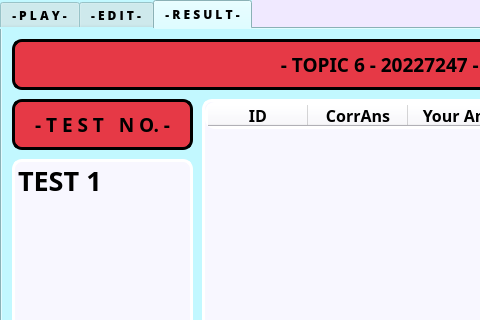
Before: the Qt Designer form form.ui in hoangnamgithub/topic6_QuizzApp_main, drawn with Qt 5; both pictures show x 0 to 480 and y 0 to 320 of the 989 by 682 pixel window.
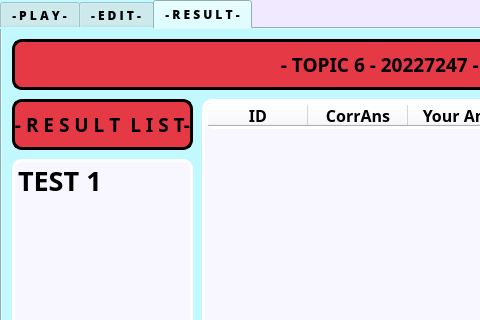
After: the same form once the commit is applied.

```diff
--- a/form.ui
+++ b/form.ui
@@ -2075,7 +2075,7 @@
 border-radius: 10px;</string>
       </property>
       <property name="text">
-       <string>- T E S T   N O. -</string>
+       <string>- R E S U L T  L I S T-</string>
       </property>
       <property name="alignment">
        <set>Qt::AlignCenter</set>
```
